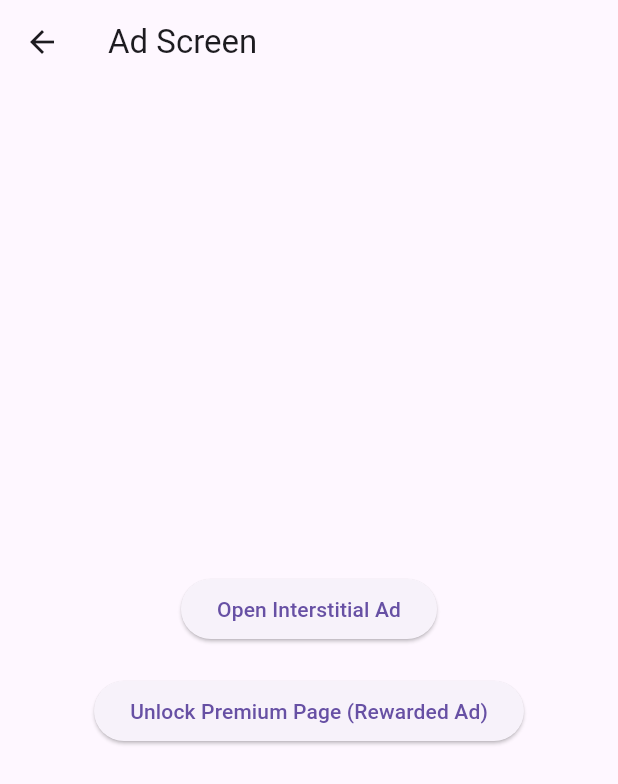
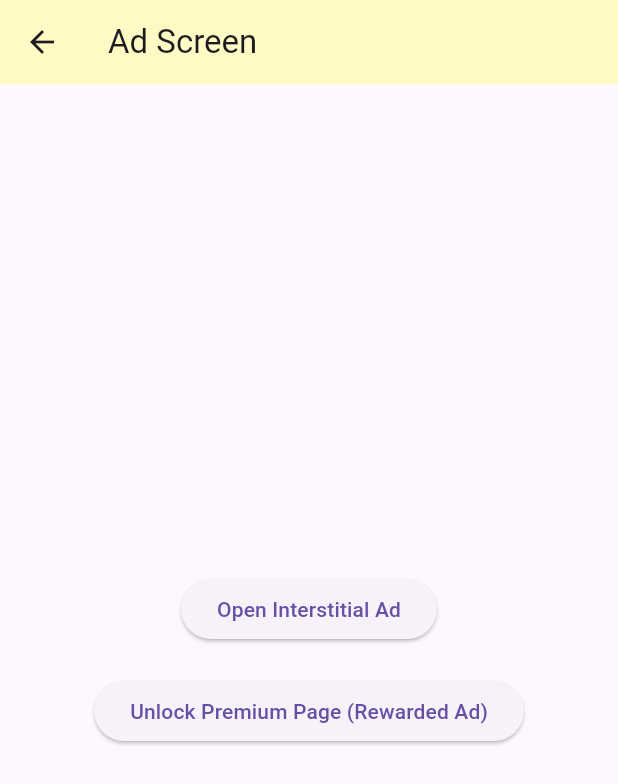
Before and after one commit to iremyasar01/NeonAcademy, a Flutter app: the screen it shows after launch, after a tap on "Ad", on a phone screen of 412 x 824 dp. Shown: the top 784 px of the screen. Run offline on Flutter 3.47's test engine with Material 3 defaults, Android fonts, the phone set to English and light mode, and no system bars; our stand-ins replace google_mobile_ads, image_picker, in_app_purchase, lottie, shared_preferences; missing offline and left inert: notification_center; accounts and stored records are empty; network calls fail.

Commit message:
added lottie

```diff
--- a/neonapp/lib/constants/ad_constants.dart
+++ b/neonapp/lib/constants/ad_constants.dart
@@ -2,9 +2,12 @@ class AdConstants {
   //yorum satırına aldığım gerçek reklam birim kimlikleri
   // static const String iosAppBannerId = 'ca-app-pub-7043447797657735~3544914133';
   static const String iosBannerUnitId =
-      'ca-app-pub-3940256099942544/2435281174';
+      'ca-app-pub-3940256099942544/2934735716';
   static const String interstitialAdUnitId =
       'ca-app-pub-3940256099942544/4411468910';
   static const String rewardedAdUnitId =
       'ca-app-pub-3940256099942544/1712485313';
 }
+//sürekli https://developers.google.com/admob/flutter/banner sayfadan bul.
+//arada geliyo arada gelmiyo.
+//https://github.com/googleads/googleads-mobile-flutter/issues/458
--- a/neonapp/lib/main.dart
+++ b/neonapp/lib/main.dart
@@ -2,9 +2,9 @@ import 'package:flutter/material.dart';
 import 'package:google_mobile_ads/google_mobile_ads.dart';
 import 'package:neonapp/screens/home_screen.dart';
 
-void main()  {
+void main() async {
   WidgetsFlutterBinding.ensureInitialized();
-    MobileAds.instance.initialize();
+  await MobileAds.instance.initialize();
   runApp(const MyApp());
 }
 
--- a/neonapp/lib/screens/ad_screen.dart
+++ b/neonapp/lib/screens/ad_screen.dart
@@ -117,7 +117,9 @@ class _AdScreenState extends State<AdScreen> {
   @override
   Widget build(BuildContext context) {
     return Scaffold(
-      appBar: AppBar(title: const Text('Ad Screen')),
+      appBar: AppBar(
+        title: const Text('Ad Screen'),
+        backgroundColor: Colors.yellow[100],),
       body: Stack(
         children: [
           Center(
--- a/neonapp/lib/screens/home_screen.dart
+++ b/neonapp/lib/screens/home_screen.dart
@@ -3,6 +3,7 @@ import 'package:neonapp/screens/ad_screen.dart';
 import 'package:neonapp/screens/comedy_screen.dart';
 import 'package:neonapp/screens/flexible_screen.dart';
 import 'package:neonapp/screens/future_tech_screen.dart';
+import 'package:neonapp/screens/splash_screen.dart';
 import 'package:neonapp/screens/travel_screen.dart';
 import 'package:neonapp/screens/welcome_screen.dart';
 import 'package:neonapp/widgets/purchase_wrapper.dart';
@@ -91,7 +92,7 @@ class HomeScreen extends StatelessWidget {
                     Navigator.push(
                         context,
                         MaterialPageRoute(
-                            builder: (context) =>const WelcomeScreen()));
+                            builder: (context) => const WelcomeScreen()));
                   },
                   style: ElevatedButton.styleFrom(
                     backgroundColor: Colors.green[200],
@@ -100,13 +101,13 @@ class HomeScreen extends StatelessWidget {
                   ),
                   child: const Text('Hero'),
                 ),
-                   const SizedBox(height: 20),
+                const SizedBox(height: 20),
                 ElevatedButton(
                   onPressed: () {
                     Navigator.push(
                         context,
                         MaterialPageRoute(
-                            builder: (context) =>const PurchaseWrapper()));
+                            builder: (context) => const PurchaseWrapper()));
                   },
                   style: ElevatedButton.styleFrom(
                     backgroundColor: Colors.green[200],
@@ -115,13 +116,13 @@ class HomeScreen extends StatelessWidget {
                   ),
                   child: const Text('Adapty'),
                 ),
-                  const SizedBox(height: 20),
+                const SizedBox(height: 20),
                 ElevatedButton(
                   onPressed: () {
                     Navigator.push(
                         context,
                         MaterialPageRoute(
-                            builder: (context) =>const AdScreen()));
+                            builder: (context) => const AdScreen()));
                   },
                   style: ElevatedButton.styleFrom(
                     backgroundColor: Colors.green[200],
@@ -129,6 +130,21 @@ class HomeScreen extends StatelessWidget {
                     padding: const EdgeInsets.all(20),
                   ),
                   child: const Text('Ad'),
+                ),
+                const SizedBox(height: 20),
+                ElevatedButton(
+                  onPressed: () {
+                    Navigator.push(
+                        context,
+                        MaterialPageRoute(
+                            builder: (context) => const SplashScreen()));
+                  },
+                  style: ElevatedButton.styleFrom(
+                    backgroundColor: Colors.green[200],
+                    foregroundColor: Colors.black,
+                    padding: const EdgeInsets.all(20),
+                  ),
+                  child: const Text('Lottie'),
                 ),
               ],
             ),
--- a/neonapp/lib/screens/premium_screen.dart
+++ b/neonapp/lib/screens/premium_screen.dart
@@ -5,7 +5,10 @@ class PremiumScreen extends StatelessWidget {
   @override
   Widget build(BuildContext context) {
     return Scaffold(
-      appBar: AppBar(title: const Text('Premium Page')),
+      appBar: AppBar(title:
+      const Text('Premium Screen'),
+      backgroundColor: Colors.yellow[100],
+      ),
       body: const Center(
         child: Text('Welcome to the Premium Features!'),
       ),
--- /dev/null
+++ b/neonapp/lib/screens/splash_screen.dart
@@ -0,0 +1,33 @@
+import 'package:flutter/material.dart';
+import 'package:lottie/lottie.dart';
+import 'package:neonapp/screens/lottie_screen.dart';
+
+class SplashScreen extends StatefulWidget {
+  const SplashScreen({super.key});
+
+  @override
+  State<SplashScreen> createState() => _SplashScreenState();
+}
+
+class _SplashScreenState extends State<SplashScreen> {
+  @override
+  void initState() {
+    super.initState();
+    Future.delayed(const Duration(seconds: 3), () {
+      if(!mounted) return;
+      Navigator.pushReplacement(
+        context,
+        MaterialPageRoute(builder: (context) => const LottieScreen()),
+      );
+    });
+  }
+
+  @override
+  Widget build(BuildContext context) {
+    return Scaffold(
+      body: Center(
+        child: Lottie.asset('assets/animations/Camera.json'),
+      ),
+    );
+  }
+}
--- a/neonapp/pubspec.yaml
+++ b/neonapp/pubspec.yaml
@@ -40,6 +40,7 @@ dependencies:
   image_picker: ^1.1.2
   in_app_purchase: ^3.2.3
   google_mobile_ads: ^5.3.1
+  lottie: ^3.2.0
 
 
 dev_dependencies:
@@ -84,6 +85,10 @@ flutter:
      - assets/images/comedyfest.jpeg
      - assets/images/maze.jpeg
      - assets/images/logo.jpeg
+     - assets/images/normandy.jpeg
+     - assets/animations/Camera.json
+     - assets/animations/Loading Animation.json
+
 
   # An image asset can refer to one or more resolution-specific "variants", see
   # https://flutter.dev/to/resolution-aware-images
```
Also changed, not shown: neonapp/assets/animations/Camera.json (added, +1 -0 lines), neonapp/assets/animations/Loading Animation.json (added, +1 -0 lines), neonapp/lib/screens/lottie_screen.dart (added, +147 -0 lines), neonapp/assets/images/normandy.jpeg (added), 2 other files.
